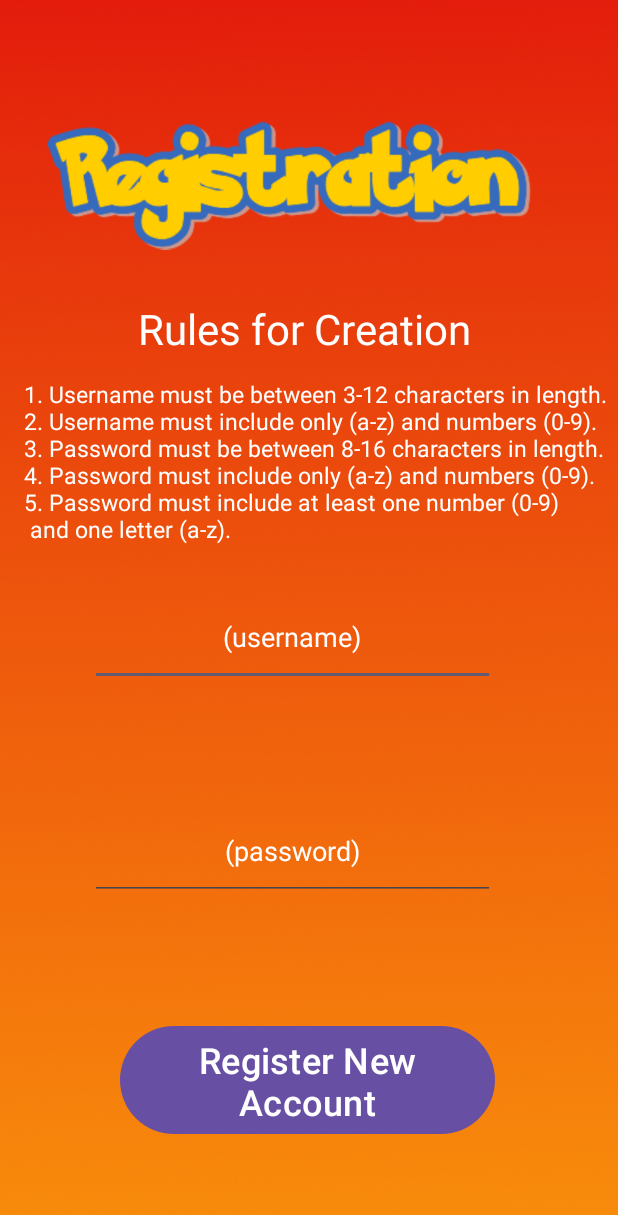
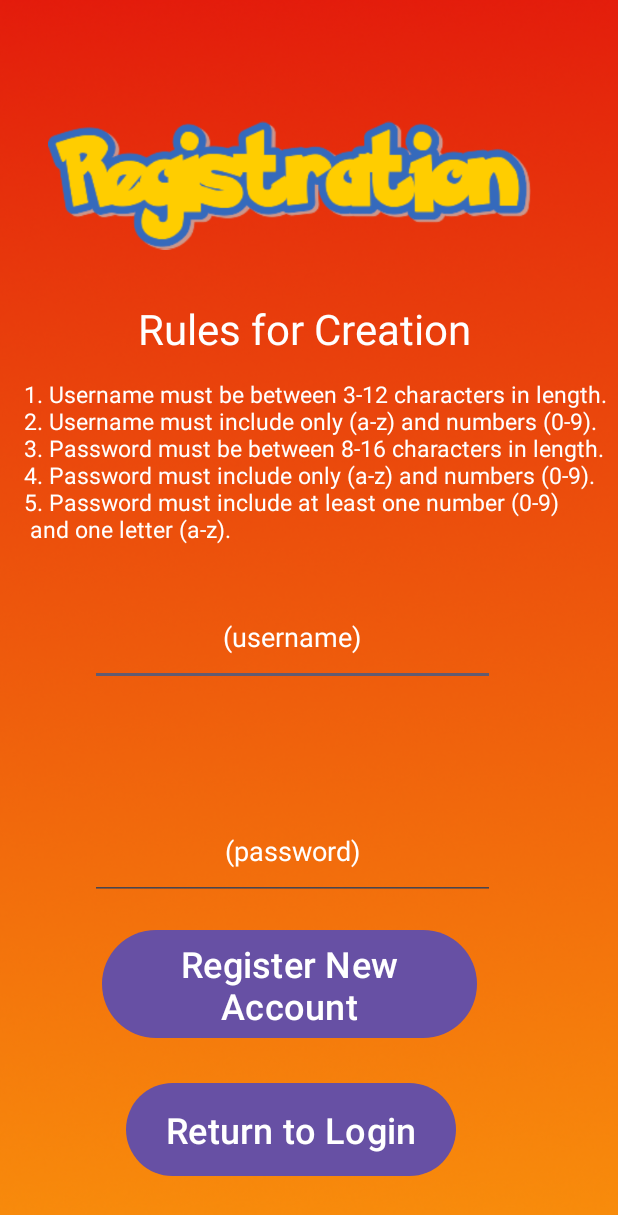
Before and after one commit to ruschev2/LIPT, an Android app: the registrationActivity screen opened directly, with no data from a screen before it, on a phone screen of 412 x 824 dp. Shown: the top 1215 px of the screen. Run offline under Robolectric (Android 15) with nearby library versions, the phone set to English and light mode, and no system bars.

Commit message:
Added new button for registration view.

```diff
--- a/app/src/main/java/com/example/lipt/registrationActivity.java
+++ b/app/src/main/java/com/example/lipt/registrationActivity.java
@@ -21,8 +21,8 @@ public class registrationActivity extends AppCompatActivity {
         View view = binding.getRoot();
         setContentView(view);
 
-        //instantiating an interface of onclick listener
-        binding.registrationButton2.setOnClickListener(new View.OnClickListener() {
+        //instantiating an interface of onclick listener for returning to login screen
+        binding.registrationReturnButton.setOnClickListener(new View.OnClickListener() {
             @Override
             public void onClick(View v) {
                 Intent intent = MainActivity.mainToRegistrationFactory(getApplicationContext());
--- a/app/src/main/res/layout/activity_registration.xml
+++ b/app/src/main/res/layout/activity_registration.xml
@@ -12,8 +12,8 @@
         android:layout_height="match_parent"
         android:scaleType="fitXY"
         android:src="@drawable/registration_background"
-        tools:layout_editor_absoluteX="-39dp"
-        tools:layout_editor_absoluteY="16dp" />
+        tools:layout_editor_absoluteX="0dp"
+        tools:layout_editor_absoluteY="-30dp" />
 
     <ImageView
         android:id="@+id/registrationTitleImage"
@@ -81,9 +81,20 @@
         android:id="@+id/registrationButton2"
         android:layout_width="250dp"
         android:layout_height="80dp"
-        android:layout_marginStart="80dp"
-        android:layout_marginBottom="64dp"
+        android:layout_marginStart="68dp"
+        android:layout_marginBottom="128dp"
         android:text="@string/register_new_account"
+        android:textSize="24sp"
+        app:layout_constraintBottom_toBottomOf="parent"
+        app:layout_constraintStart_toStartOf="parent" />
+
+    <Button
+        android:id="@+id/registrationReturnButton"
+        android:layout_width="220dp"
+        android:layout_height="70dp"
+        android:layout_marginStart="84dp"
+        android:layout_marginBottom="36dp"
+        android:text="@string/return_to_login"
         android:textSize="24sp"
         app:layout_constraintBottom_toBottomOf="parent"
         app:layout_constraintStart_toStartOf="parent" />
--- a/app/src/main/res/values/strings.xml
+++ b/app/src/main/res/values/strings.xml
@@ -14,4 +14,5 @@
         \n5. Password must include at least one number (0-9)
         \n and one letter (a-z).</string>
     <string name="sign_up">Sign Up</string>
+    <string name="return_to_login">Return to Login</string>
 </resources>
```
